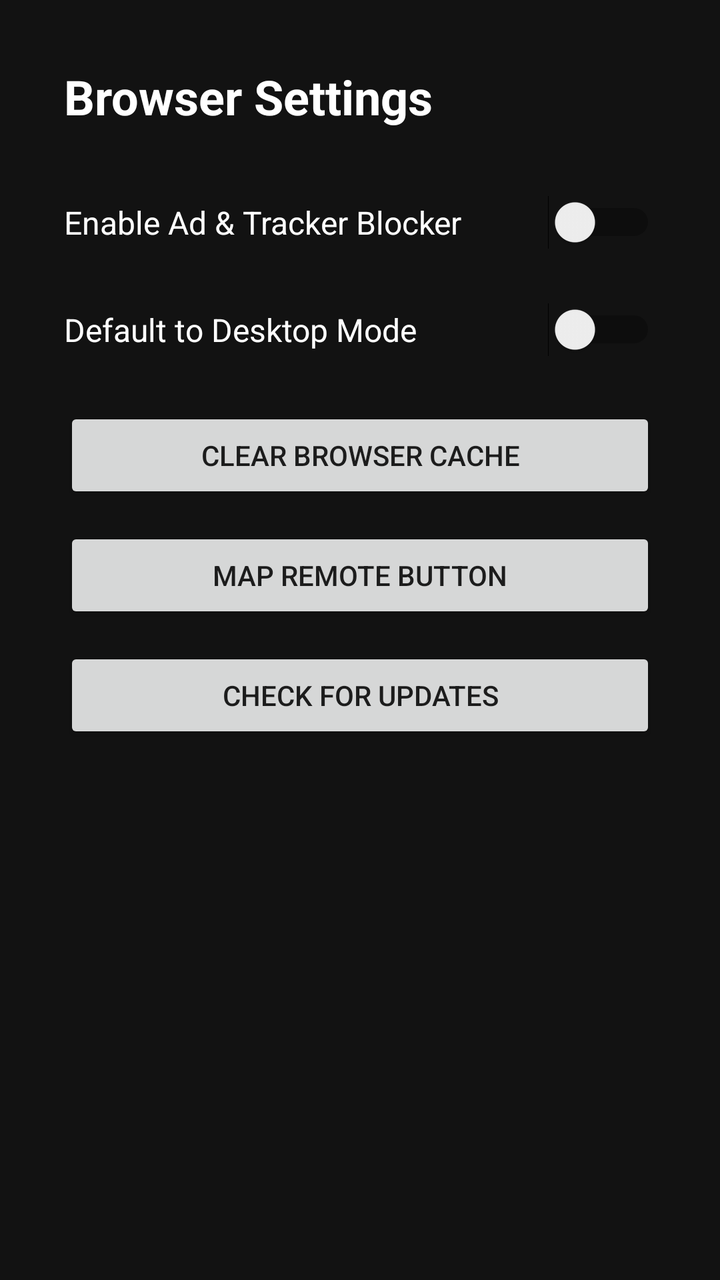
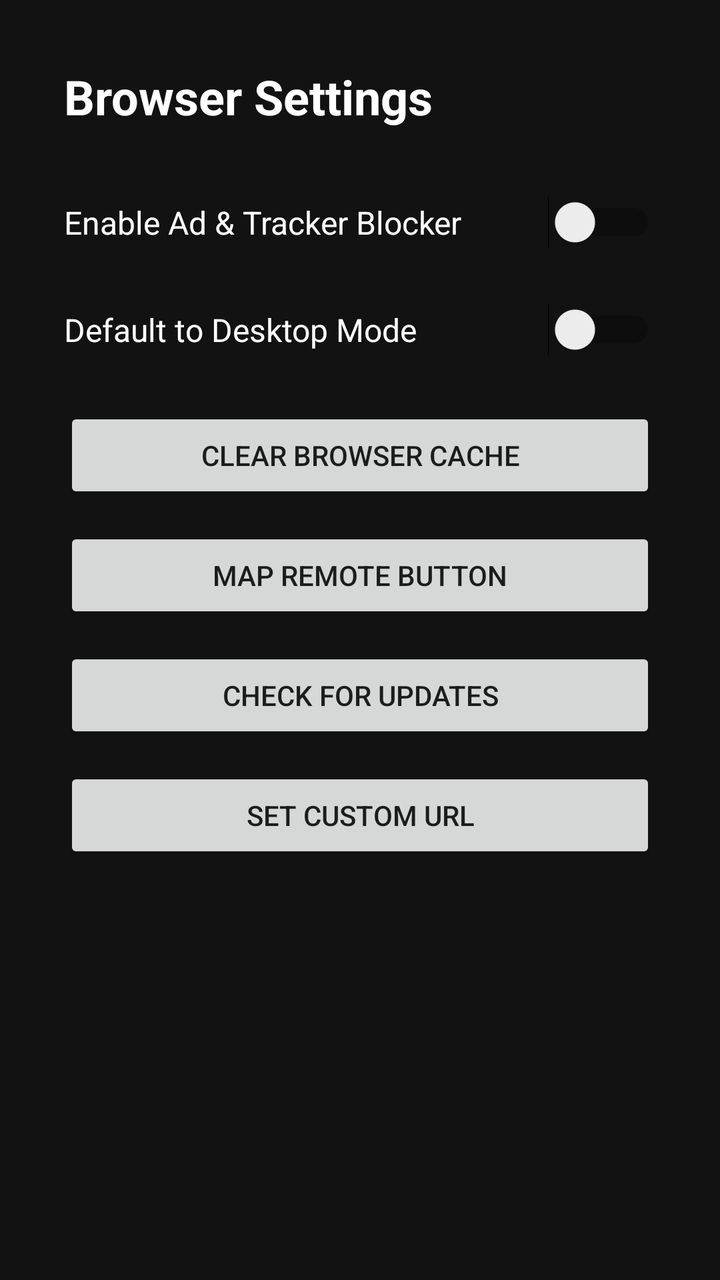

An Android layout rendered at two revisions. The XML below is the earlier revision; the diff shows what the commit changed to produce the second picture.
<!-- AndroidManifest.xml: application theme Theme.AppCompat.NoActionBar -->
<!-- res/layout/activity_settings.xml -->
<?xml version="1.0" encoding="utf-8"?>
<LinearLayout xmlns:android="http://schemas.android.com/apk/res/android"
    android:layout_width="match_parent"
    android:layout_height="match_parent"
    android:background="#121212"
    android:orientation="vertical"
    android:padding="32dp">

    <TextView
        android:layout_width="match_parent"
        android:layout_height="wrap_content"
        android:text="Browser Settings"
        android:textColor="#FFFFFF"
        android:textSize="24sp"
        android:textStyle="bold"
        android:paddingBottom="24dp" />

    <Switch
        android:id="@+id/switchAdBlock"
        android:layout_width="match_parent"
        android:layout_height="wrap_content"
        android:focusable="true"
        android:text="Enable Ad &amp; Tracker Blocker"
        android:textColor="#FFFFFF"
        android:textSize="16sp"
        android:paddingVertical="12dp"
        android:layout_marginBottom="8dp" />

    <Switch
        android:id="@+id/switchDesktopDefault"
        android:layout_width="match_parent"
        android:layout_height="wrap_content"
        android:focusable="true"
        android:text="Default to Desktop Mode"
        android:textColor="#FFFFFF"
        android:textSize="16sp"
        android:paddingVertical="12dp"
        android:layout_marginBottom="16dp" />

    <Button
        android:id="@+id/btnClearCache"
        android:layout_width="match_parent"
        android:layout_height="wrap_content"
        android:focusable="true"
        android:text="Clear Browser Cache"
        android:layout_marginBottom="12dp" />

    <Button
        android:id="@+id/btnMapRemote"
        android:layout_width="match_parent"
        android:layout_height="wrap_content"
        android:focusable="true"
        android:text="Map Remote Button"
        android:layout_marginBottom="12dp" />

    <Button
        android:id="@+id/btnCheckUpdate"
        android:layout_width="match_parent"
        android:layout_height="wrap_content"
        android:focusable="true"
        android:text="Check for Updates"
        android:layout_marginBottom="12dp" />

</LinearLayout>
<!-- resources referenced by this layout -->
<resources>
  <style name="Theme.AppCompat.NoActionBar" parent="Theme.AppCompat.Light.NoActionBar">
          <item name="android:windowBackground">@android:color/black</item>
      </style>
</resources>

<!-- the commit's change to res/layout/activity_settings.xml (unified diff, before → after) -->
@@ -60,5 +60,13 @@
         android:focusable="true"
         android:text="Check for Updates"
         android:layout_marginBottom="12dp" />
+        <Button
+        android:id="@+id/btnCustomUrl"
+        android:layout_width="match_parent"
+        android:layout_height="wrap_content"
+        android:focusable="true"
+        android:text="Set Custom URL"
+        android:layout_marginBottom="12dp" />
+
 
 </LinearLayout>
